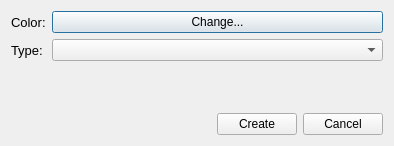
The window that CurveEditor/Source/CreateSplineDialog/UI/CreateSplineDialog.ui (MaxGarden/CurveEditor) describes before a commit, drawn with Qt 5.
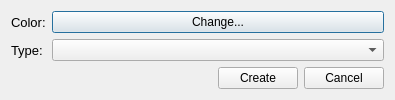
The same window after the commit.

```diff
--- a/CurveEditor/Source/CreateSplineDialog/UI/CreateSplineDialog.ui
+++ b/CurveEditor/Source/CreateSplineDialog/UI/CreateSplineDialog.ui
@@ -9,8 +9,8 @@
    <rect>
     <x>0</x>
     <y>0</y>
-    <width>394</width>
-    <height>146</height>
+    <width>395</width>
+    <height>100</height>
    </rect>
   </property>
   <property name="sizePolicy">
@@ -19,6 +19,12 @@
     <verstretch>0</verstretch>
    </sizepolicy>
   </property>
+  <property name="maximumSize">
+   <size>
+    <width>395</width>
+    <height>100</height>
+   </size>
+  </property>
   <property name="windowTitle">
    <string>Create Spline</string>
   </property>
@@ -65,19 +71,6 @@
      </item>
     </layout>
    </item>
-   <item>
-    <spacer name="verticalSpacer">
-     <property name="orientation">
-      <enum>Qt::Vertical</enum>
-     </property>
-     <property name="sizeHint" stdset="0">
-      <size>
-       <width>20</width>
-       <height>40</height>
-      </size>
-     </property>
-    </spacer>
-   </item>
    <item>
     <layout class="QHBoxLayout" name="horizontalLayout_2">
      <item>
```
